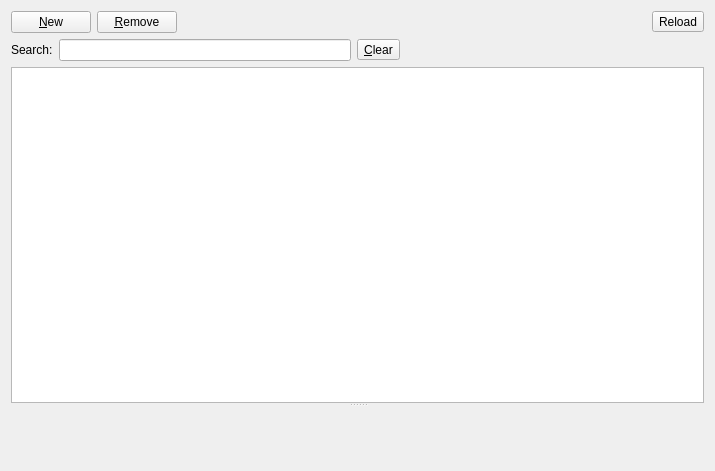
Above: client/src/pages/page.ui from KDAB/FatCRM before the change. Below: the same form after it.
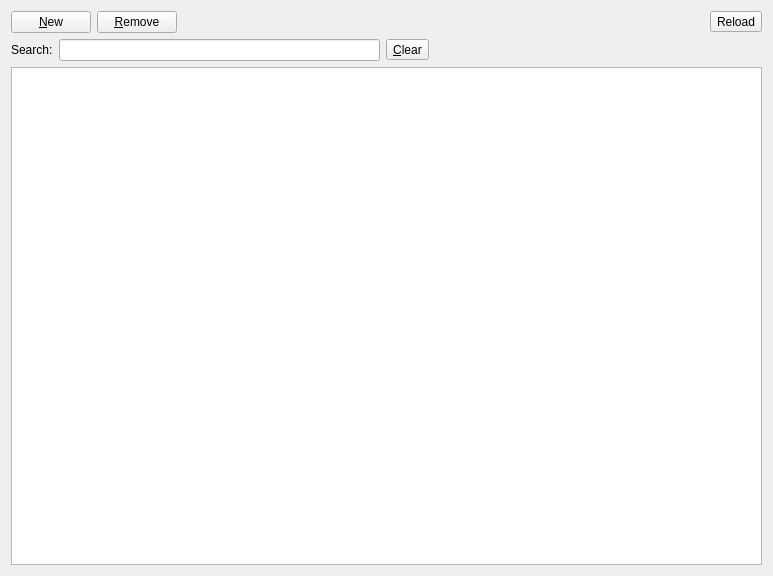
That is the form after the change. Custom widgets are drawn as their Qt base class.

Commit message:
Remove splitter
Task-Id: FATCRM-117

The edit to the form file:
```diff
--- a/client/src/pages/page.ui
+++ b/client/src/pages/page.ui
@@ -6,13 +6,15 @@
    <rect>
     <x>0</x>
     <y>0</y>
-    <width>715</width>
-    <height>471</height>
+    <width>773</width>
+    <height>576</height>
    </rect>
   </property>
   <property name="windowTitle">
    <string>Page</string>
   </property>
+  <layout class="QVBoxLayout" name="verticalLayout_2">
+   <item>
   <layout class="QVBoxLayout" name="verticalLayout">
    <item>
     <layout class="QHBoxLayout" name="horizontalLayout">
@@ -94,10 +96,6 @@
     </layout>
    </item>
    <item>
-    <widget class="QSplitter" name="splitter">
-     <property name="orientation">
-      <enum>Qt::Vertical</enum>
-     </property>
      <widget class="ItemsTreeView" name="treeView">
       <property name="sizePolicy">
        <sizepolicy hsizetype="Expanding" vsizetype="Expanding">
@@ -118,8 +116,8 @@
        <enum>QAbstractItemView::ExtendedSelection</enum>
       </property>
      </widget>
-     <widget class="QWidget" name="detailsWidget" native="true"/>
-    </widget>
+     </item>
+    </layout>
    </item>
   </layout>
  </widget>
```
Lines whose indentation alone changed are shown as unchanged. The commit also changes 1 other file.
